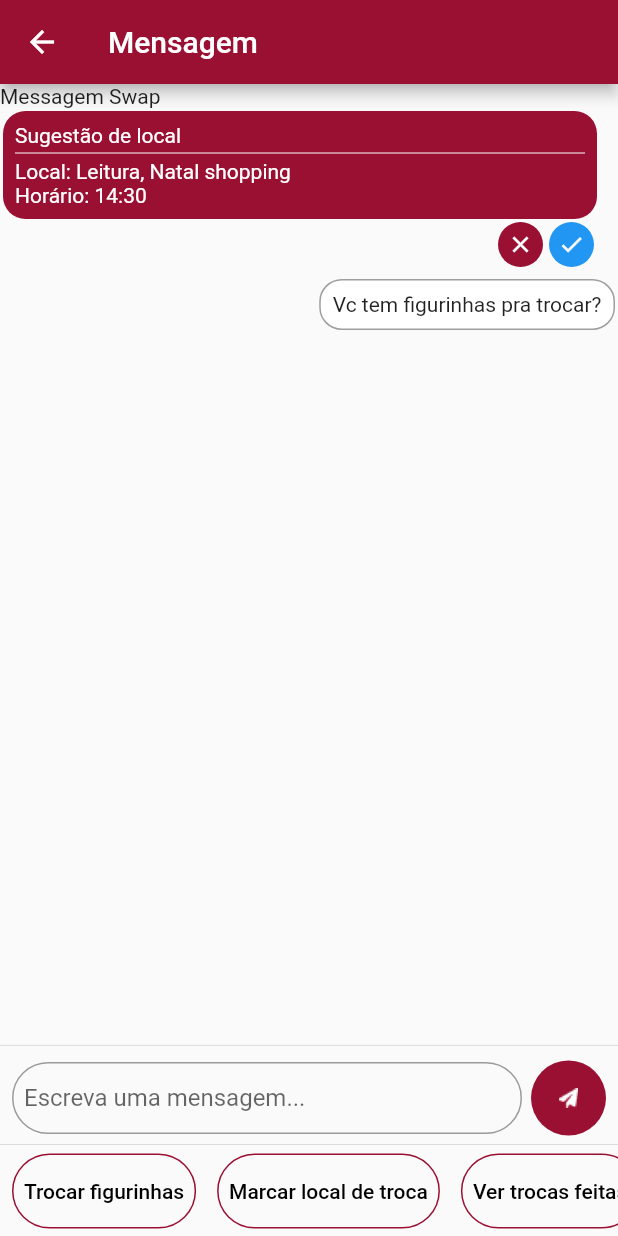
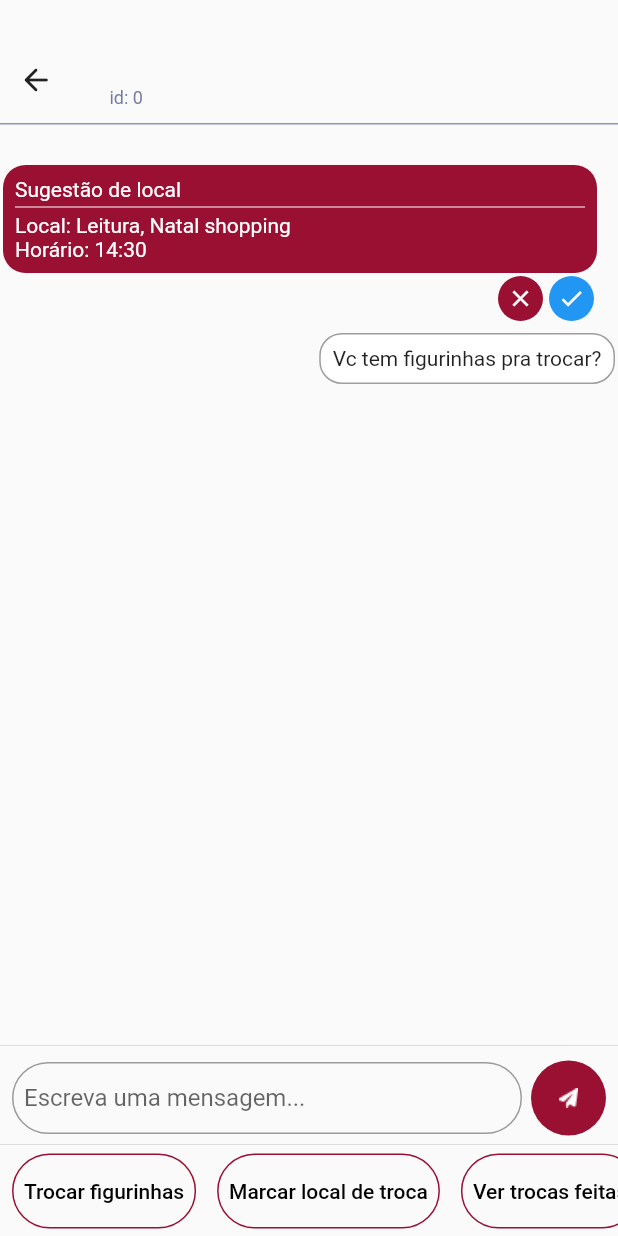
Before and after one commit to nataly-enne/sticker-swap, a Flutter app: the MessageChatScreen screen opened directly with empty values, on a phone screen of 412 x 824 dp. Run offline on Flutter 3.47's test engine with Material 2 defaults, Android fonts, the light colour scheme and no system bars; our stand-ins replace dio, flutter_dotenv, flutter_modular, flutter_speed_dial, rxdart; missing offline and left inert: flutter_barcode_scanner; network calls fail.

Commit message:
topo do chat feito

```diff
--- a/client/lib/src/modules/message_chat/presenter/message_chat_screen.dart
+++ b/client/lib/src/modules/message_chat/presenter/message_chat_screen.dart
@@ -37,9 +37,6 @@ class _MessageChatScreenState extends ModularState<MessageChatScreen, MessageCha
   @override
   Widget build(BuildContext context) {
     return Scaffold(
-      appBar: AppBar(
-        title: const Text("Mensagem"),
-      ),
       body: Column(
         mainAxisAlignment: MainAxisAlignment.end,
         crossAxisAlignment: CrossAxisAlignment.stretch,
@@ -61,7 +58,7 @@ class _MessageChatScreenState extends ModularState<MessageChatScreen, MessageCha
                         );
 
                       if(snapshot.data![index] is MessageSwapStickers)
-                        return MessageSwap();
+                        return MessageSwap(chat: widget.chat,);
 
                       if(snapshot.data![index] is MessagePlace)
                         return MessageLocalization(
--- a/client/lib/src/modules/message_chat/presenter/widgets/message_swap.dart
+++ b/client/lib/src/modules/message_chat/presenter/widgets/message_swap.dart
@@ -1,10 +1,51 @@
 import 'package:flutter/material.dart';
+import 'package:flutter_modular/flutter_modular.dart';
+import 'package:http/http.dart';
+import 'package:sticker_swap_client/src/modules/chat/domain/entities/chat.dart';
+import 'package:sticker_swap_client/src/modules/chat/domain/usecases/get_chats.dart';
 
 class MessageSwap extends StatelessWidget {
-  const MessageSwap({Key? key}) : super(key: key);
+
+  final Chat chat;
+  const MessageSwap({Key? key, required this.chat}) : super(key: key);
 
   @override
   Widget build(BuildContext context) {
-    return Text("Messagem Swap");
+
+
+
+    return Container(
+      decoration: BoxDecoration(
+         border:  Border(
+          bottom: BorderSide(color: Color.fromRGBO(117, 122, 163, 0.79)))
+        ),
+
+        margin: EdgeInsets.only(top: 25,bottom: 25),
+      child: Row(
+        children: [
+          IconButton(
+            icon: Icon(Icons.arrow_back_rounded),
+            onPressed: (() => Modular.to.pop()),
+          ),
+          const SizedBox(
+            width: 25,
+          ),
+          Column(
+            children:  [
+              Padding(
+                padding: EdgeInsets.only(top: 8, bottom: 4),
+                child: Text(chat.name, style: TextStyle(fontSize: 18)),
+              ),
+              Padding(
+                padding: EdgeInsets.only(bottom: 10),
+                child: Text("id: ${chat.id}",
+                    style: TextStyle(
+                        fontSize: 12, color: Color.fromRGBO(117, 122, 163, 1))),
+              ),
+            ],
+          ),
+        ],
+      ),
+    );
   }
 }
```
